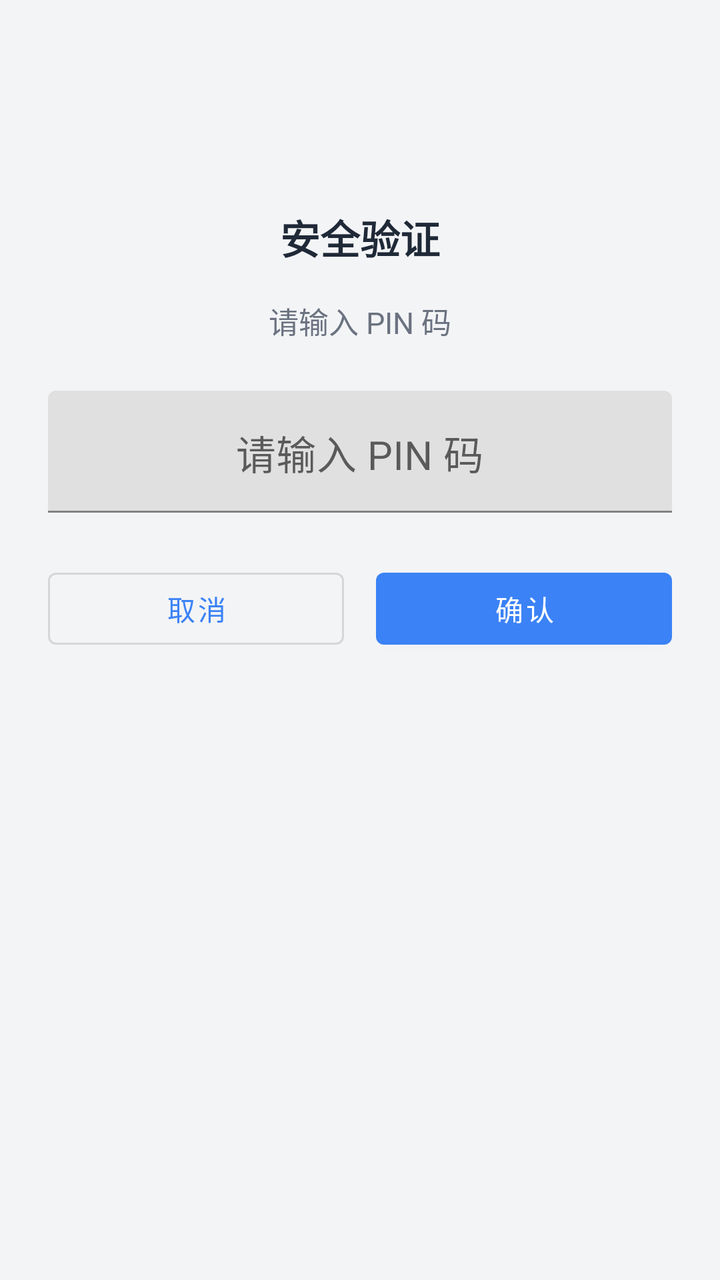
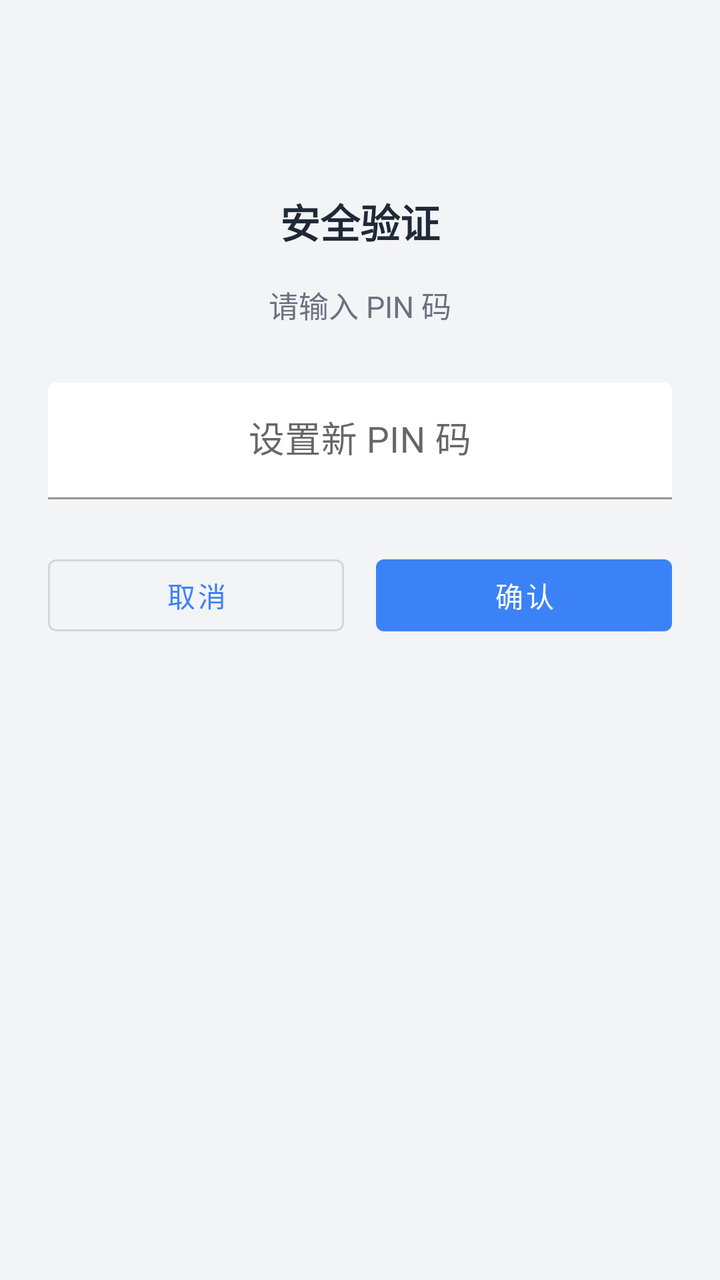

Compare the two renders of this Android layout. The source of the first and the diff that turns it into the second are given below.
<!-- AndroidManifest.xml: application theme Theme.AutoLaunch -->
<!-- res/layout/activity_lock.xml -->
<?xml version="1.0" encoding="utf-8"?>
<androidx.constraintlayout.widget.ConstraintLayout
    xmlns:android="http://schemas.android.com/apk/res/android"
    xmlns:app="http://schemas.android.com/apk/res-auto"
    android:layout_width="match_parent"
    android:layout_height="match_parent"
    android:background="@color/bg_gray"
    android:padding="24dp">

    <TextView
        android:id="@+id/tvTitle"
        android:layout_width="wrap_content"
        android:layout_height="wrap_content"
        android:text="@string/pin_title"
        android:textSize="20sp"
        android:textStyle="bold"
        android:textColor="@color/text_primary"
        android:layout_marginTop="80dp"
        app:layout_constraintTop_toTopOf="parent"
        app:layout_constraintStart_toStartOf="parent"
        app:layout_constraintEnd_toEndOf="parent" />

    <TextView
        android:id="@+id/tvHint"
        android:layout_width="wrap_content"
        android:layout_height="wrap_content"
        android:text="@string/pin_enter"
        android:textSize="15sp"
        android:textColor="@color/text_secondary"
        android:layout_marginTop="16dp"
        app:layout_constraintTop_toBottomOf="@id/tvTitle"
        app:layout_constraintStart_toStartOf="parent"
        app:layout_constraintEnd_toEndOf="parent" />

    <com.google.android.material.textfield.TextInputLayout
        android:id="@+id/tilPin"
        android:layout_width="match_parent"
        android:layout_height="wrap_content"
        android:layout_marginTop="24dp"
        app:layout_constraintTop_toBottomOf="@id/tvHint">

        <com.google.android.material.textfield.TextInputEditText
            android:id="@+id/etPin"
            android:layout_width="match_parent"
            android:layout_height="wrap_content"
            android:hint="@string/pin_enter"
            android:inputType="numberPassword"
            android:maxLength="16"
            android:textSize="20sp"
            android:gravity="center_horizontal" />

    </com.google.android.material.textfield.TextInputLayout>

    <com.google.android.material.textfield.TextInputLayout
        android:id="@+id/tilPin2"
        android:layout_width="match_parent"
        android:layout_height="wrap_content"
        android:layout_marginTop="12dp"
        android:visibility="gone"
        app:layout_constraintTop_toBottomOf="@id/tilPin">

        <com.google.android.material.textfield.TextInputEditText
            android:id="@+id/etPin2"
            android:layout_width="match_parent"
            android:layout_height="wrap_content"
            android:hint="@string/pin_confirm"
            android:inputType="numberPassword"
            android:maxLength="16"
            android:textSize="20sp"
            android:gravity="center_horizontal" />

    </com.google.android.material.textfield.TextInputLayout>

    <LinearLayout
        android:layout_width="match_parent"
        android:layout_height="wrap_content"
        android:orientation="horizontal"
        android:layout_marginTop="24dp"
        app:layout_constraintTop_toBottomOf="@id/tilPin"
        app:layout_constraintStart_toStartOf="parent">

        <Button
            android:id="@+id/btnCancel"
            android:layout_width="0dp"
            android:layout_height="wrap_content"
            android:layout_weight="1"
            android:text="@string/pin_cancel"
            android:layout_marginEnd="8dp"
            style="@style/Widget.MaterialComponents.Button.OutlinedButton" />

        <Button
            android:id="@+id/btnOk"
            android:layout_width="0dp"
            android:layout_height="wrap_content"
            android:layout_weight="1"
            android:text="@string/pin_ok"
            android:layout_marginStart="8dp" />

    </LinearLayout>

    <Button
        android:id="@+id/btnClearPin"
        android:layout_width="wrap_content"
        android:layout_height="wrap_content"
        android:text="@string/pin_clear"
        android:textColor="@color/status_red"
        android:visibility="gone"
        app:layout_constraintBottom_toBottomOf="parent"
        app:layout_constraintStart_toStartOf="parent"
        app:layout_constraintEnd_toEndOf="parent" />

</androidx.constraintlayout.widget.ConstraintLayout>
<!-- resources referenced by this layout -->
<resources>
  <color name="bg_gray">#FFF3F4F6</color>
  <color name="status_red">#EF4444</color>
  <color name="text_primary">#FF1F2937</color>
  <color name="text_secondary">#FF6B7280</color>
  <string name="pin_cancel">取消</string>
  <string name="pin_clear">清除 PIN 码</string>
  <string name="pin_confirm">再次输入新 PIN 码</string>
  <string name="pin_enter">请输入 PIN 码</string>
  <string name="pin_ok">确认</string>
  <string name="pin_title">安全验证</string>
  <style name="Theme.AutoLaunch" parent="Theme.MaterialComponents.DayNight.NoActionBar">
          <item name="colorPrimary">@color/primary</item>
          <item name="colorPrimaryDark">@color/primary_dark</item>
          <item name="colorAccent">@color/accent</item>
      </style>
  <color name="primary">#3B82F6</color>
  <color name="primary_dark">#2563EB</color>
  <color name="accent">#F59E0B</color>
</resources>

<!-- the commit's change to res/layout/activity_lock.xml (unified diff, before → after) -->
@@ -1,11 +1,12 @@
 <?xml version="1.0" encoding="utf-8"?>
-<androidx.constraintlayout.widget.ConstraintLayout
-    xmlns:android="http://schemas.android.com/apk/res/android"
+<LinearLayout xmlns:android="http://schemas.android.com/apk/res/android"
     xmlns:app="http://schemas.android.com/apk/res-auto"
     android:layout_width="match_parent"
     android:layout_height="match_parent"
+    android:orientation="vertical"
     android:background="@color/bg_gray"
-    android:padding="24dp">
+    android:padding="24dp"
+    android:gravity="top|center_horizontal">
 
     <TextView
         android:id="@+id/tvTitle"
@@ -15,10 +16,7 @@
         android:textSize="20sp"
         android:textStyle="bold"
         android:textColor="@color/text_primary"
-        android:layout_marginTop="80dp"
-        app:layout_constraintTop_toTopOf="parent"
-        app:layout_constraintStart_toStartOf="parent"
-        app:layout_constraintEnd_toEndOf="parent" />
+        android:layout_marginTop="72dp" />
 
     <TextView
         android:id="@+id/tvHint"
@@ -27,27 +25,26 @@
         android:text="@string/pin_enter"
         android:textSize="15sp"
         android:textColor="@color/text_secondary"
-        android:layout_marginTop="16dp"
-        app:layout_constraintTop_toBottomOf="@id/tvTitle"
-        app:layout_constraintStart_toStartOf="parent"
-        app:layout_constraintEnd_toEndOf="parent" />
+        android:layout_marginTop="16dp" />
 
     <com.google.android.material.textfield.TextInputLayout
         android:id="@+id/tilPin"
         android:layout_width="match_parent"
         android:layout_height="wrap_content"
-        android:layout_marginTop="24dp"
-        app:layout_constraintTop_toBottomOf="@id/tvHint">
+        android:layout_marginTop="28dp"
+        app:boxBackgroundColor="@color/white">
 
         <com.google.android.material.textfield.TextInputEditText
             android:id="@+id/etPin"
             android:layout_width="match_parent"
             android:layout_height="wrap_content"
-            android:hint="@string/pin_enter"
+            android:hint="@string/pin_new"
             android:inputType="numberPassword"
             android:maxLength="16"
-            android:textSize="20sp"
-            android:gravity="center_horizontal" />
+            android:textSize="18sp"
+            android:textColor="@color/text_primary"
+            android:textColorHint="@color/text_secondary"
+            android:gravity="center" />
 
     </com.google.android.material.textfield.TextInputLayout>
 
@@ -57,7 +54,7 @@
         android:layout_height="wrap_content"
         android:layout_marginTop="12dp"
         android:visibility="gone"
-        app:layout_constraintTop_toBottomOf="@id/tilPin">
+        app:boxBackgroundColor="@color/white">
 
         <com.google.android.material.textfield.TextInputEditText
             android:id="@+id/etPin2"
@@ -66,8 +63,10 @@
             android:hint="@string/pin_confirm"
             android:inputType="numberPassword"
             android:maxLength="16"
-            android:textSize="20sp"
-            android:gravity="center_horizontal" />
+            android:textSize="18sp"
+            android:textColor="@color/text_primary"
+            android:textColorHint="@color/text_secondary"
+            android:gravity="center" />
 
     </com.google.android.material.textfield.TextInputLayout>
 
@@ -75,9 +74,7 @@
         android:layout_width="match_parent"
         android:layout_height="wrap_content"
         android:orientation="horizontal"
-        android:layout_marginTop="24dp"
-        app:layout_constraintTop_toBottomOf="@id/tilPin"
-        app:layout_constraintStart_toStartOf="parent">
+        android:layout_marginTop="24dp">
 
         <Button
             android:id="@+id/btnCancel"
@@ -100,13 +97,12 @@
 
     <Button
         android:id="@+id/btnClearPin"
-        android:layout_width="wrap_content"
+        android:layout_width="match_parent"
         android:layout_height="wrap_content"
+        android:layout_marginTop="32dp"
         android:text="@string/pin_clear"
         android:textColor="@color/status_red"
         android:visibility="gone"
-        app:layout_constraintBottom_toBottomOf="parent"
-        app:layout_constraintStart_toStartOf="parent"
-        app:layout_constraintEnd_toEndOf="parent" />
+        style="@style/Widget.MaterialComponents.Button.OutlinedButton" />
 
-</androidx.constraintlayout.widget.ConstraintLayout>
+</LinearLayout>
<!-- resource entries referenced after the edit -->
@@ -4,10 +4,12 @@
   <color name="status_red">#EF4444</color>
   <color name="text_primary">#FF1F2937</color>
   <color name="text_secondary">#FF6B7280</color>
+  <color name="white">#FFFFFFFF</color>
   <string name="pin_cancel">取消</string>
   <string name="pin_clear">清除 PIN 码</string>
   <string name="pin_confirm">再次输入新 PIN 码</string>
   <string name="pin_enter">请输入 PIN 码</string>
+  <string name="pin_new">设置新 PIN 码</string>
   <string name="pin_ok">确认</string>
   <string name="pin_title">安全验证</string>
   <style name="Theme.AutoLaunch" parent="Theme.MaterialComponents.DayNight.NoActionBar">
